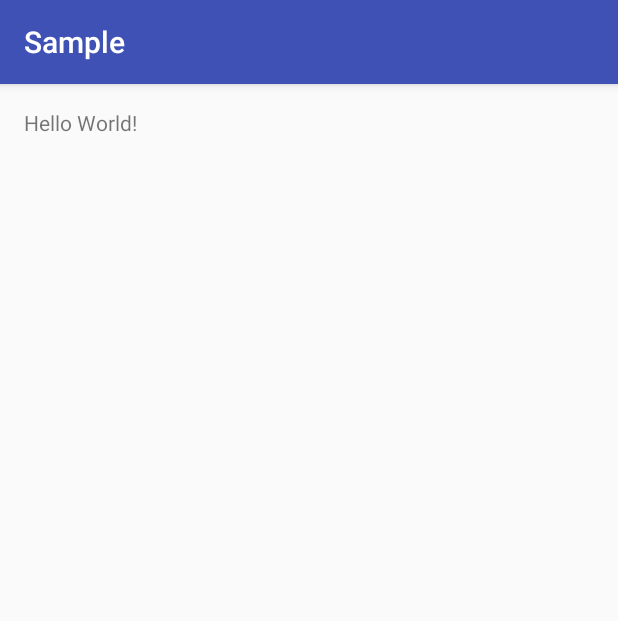
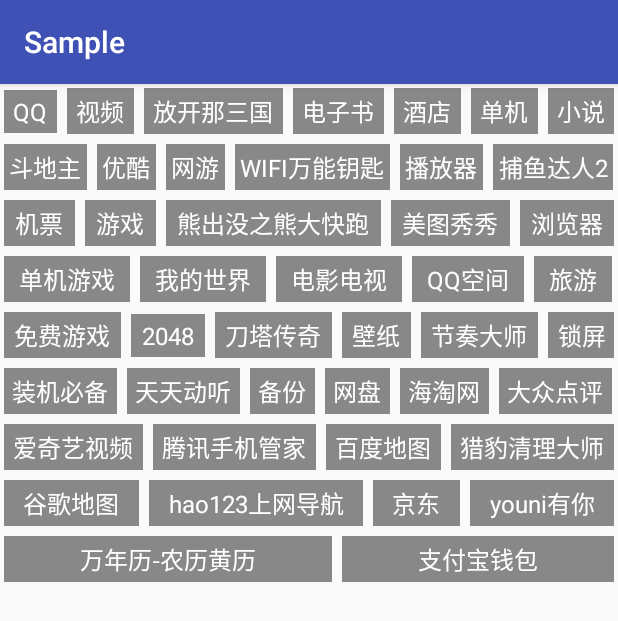
Before and after one commit to YPR2021/FlowLayout, an Android app: the screen it shows after launch (MainActivity), on a phone screen of 412 x 824 dp. Shown: the top 621 px of the screen. Run offline under Robolectric (Android 15) with nearby library versions, the phone set to English and light mode, and no system bars.

Commit message:
[init] 完成

```diff
--- /dev/null
+++ b/library/src/main/java/com/yangpeiru/flowlibrary/FlowLayout.java
@@ -0,0 +1,234 @@
+package com.yangpeiru.flowlibrary;
+
+import android.content.Context;
+import android.util.AttributeSet;
+import android.util.Log;
+import android.view.View;
+import android.view.ViewGroup;
+
+import java.util.ArrayList;
+import java.util.List;
+
+/**
+ * @项目名: FlowLayout
+ * @包名: com.yangpeiru.flowlibrary
+ * @文件名: FlowLayout
+ * @创建者: 杨沛儒
+ * @创建时间: 2015/11/27 18:12
+ * @描述: TODO:
+ */
+
+
+public class FlowLayout
+        extends ViewGroup
+{
+
+    private List<Line> mLines         = new ArrayList<>();//布局管理里的行
+    private int        mVerticalSpace = 15;//垂直的间隙,用于计算top的总高度
+
+    private Line mCurrentLine;//记录当前行
+    private int mHorizontalSpace = 15;//水平的间隙,用于创建新行的时候
+
+    public FlowLayout(Context context) {
+        this(context, null);
+    }
+
+    public FlowLayout(Context context, AttributeSet attrs) {
+        super(context, attrs);
+    }
+
+    public void setSpace(int horizontalSpace, int verticalSpace) {
+        this.mHorizontalSpace = horizontalSpace;
+        this.mVerticalSpace = verticalSpace;
+    }
+
+    @Override
+    protected void onMeasure(int widthMeasureSpec, int heightMeasureSpec) {
+        Log.d("Log", "开始测绘...");
+        //TODO 每addView一次就会触发重绘,就会触发ViewGroup的onMeasure方法,至少两次
+        //TODO google把onMeasure定义了:只有当测绘完成后才会调用测绘,在测绘期间请求的测绘都忽略.
+        //TODO addView多次就会运行多次onMeasure方法,会一直添加行,所以每次调用都要清空行
+        mLines.clear();
+        mCurrentLine = null;
+
+        int widthSelf = MeasureSpec.getSize(widthMeasureSpec);//拿到条目期望宽
+        //child的最大宽度计算:用父类的期望宽-paddingleft-paddingright
+        int childMaxWidth = widthSelf - getPaddingRight() - getPaddingLeft();
+
+        /**
+         * 测量孩子
+         * 1.拿到孩子的总个数
+         * 2.变量拿到每个孩子,每个孩子给一个希望值
+         * 3.添加进集合
+         */
+        int count = getChildCount();
+        for (int i = 0; i < count; i++) {
+            View child = getChildAt(i);
+
+            //如果孩子不显示,就continue
+            if (child.getVisibility() == View.GONE) {
+                continue;
+            }
+            measureChild(child, widthMeasureSpec, heightMeasureSpec);
+            //测一个孩子加一个数据
+            //判断如果一行都没有,就new一行
+            if (mCurrentLine == null) {
+
+                mCurrentLine = new Line(childMaxWidth, mHorizontalSpace);
+                //将line添加进布局中
+                mLines.add(mCurrentLine);
+                //将view添加到line中
+                mCurrentLine.addChild(child);
+            } else {
+                if (mCurrentLine.canAdd(child)) {
+                    mCurrentLine.addChild(child);
+                } else {
+                    //因为子控件宽度需要用到,所有把child的最大宽度放到方法外
+                    //换行
+                    mCurrentLine = new Line(childMaxWidth, mHorizontalSpace);
+                    //将line添加进布局中
+                    mLines.add(mCurrentLine);
+                    //将view添加到line中
+                    mCurrentLine.addChild(child);
+                }
+            }
+        }
+
+        /**
+         * 测量父类自己的宽高
+         * 1.宽就是期望宽
+         * 2.高=条目高+条目间的间隔,要判断是不是在第一条,第一条是没有间隔的
+         *
+         */
+        //因为子控件测量需要用到widthSelf,所有放到最上面
+        int heightSelf = getPaddingTop() + getPaddingBottom();
+        for (int i = 0; i < mLines.size(); i++) {
+            Line line = mLines.get(i);//拿到每行
+            heightSelf += line.mLineMaxHeight;
+
+            //当size为2的时候才走这个方法
+            if (i != mLines.size() - 1) {
+                heightSelf += mVerticalSpace;
+            }
+        }
+        setMeasuredDimension(widthSelf, heightSelf);
+//                super.onMeasure(widthMeasureSpec, heightMeasureSpec);
+    }
+
+    @Override
+    protected void onLayout(boolean changed, int l, int t, int r, int b) {
+
+        //测量line.用行来布局,每一行自己管理自己的布局,所以遍历行,创建布局方法(layou()),每行都调用一下
+        int top = getPaddingTop();
+        for (int i = 0; i < mLines.size(); i++) {
+            Line line = mLines.get(i);
+            line.layout(getPaddingLeft(), top);
+
+            top += mVerticalSpace + line.mLineMaxHeight;//为下一行记录top的值
+        }
+    }
+
+
+    private class Line {
+
+        //创建一行中子控件的集合
+        private List<View> mViews = new ArrayList<>();
+
+        private int mLineUsedWidth;//一行中已经使用的宽度
+        private int mLineMaxWidth;//一行中最大的宽度
+        private int mLineMaxHeight;//一行中最大的高度
+        private int mSpace;//控件键的间隙距离
+
+        public Line(int maxWidth, int space) {
+            this.mLineMaxWidth = maxWidth;
+            this.mSpace = space;
+        }
+
+        /**
+         * 用来判断是否可以添加子控件的方法
+         * @param view
+         * @return
+         */
+        private boolean canAdd(View view) {
+            //如果一个子控件都没有,一定要加进去,不然哪个条目都加不进去
+            if (mViews.size() == 0) {
+                return true;
+            }
+
+            int childWidth = view.getMeasuredWidth();
+            if (mLineUsedWidth + mSpace + childWidth <= mLineMaxWidth) {
+                return true;
+            }
+            return false;
+        }
+
+        /**
+         * 添加子控件的方法,在这之前先判断是否可以添加,用canAdd方法
+         * @param view
+         */
+        private void addChild(View view) {
+            int childWidth  = view.getMeasuredWidth();//子控件的宽
+            int childHeight = view.getMeasuredHeight();
+            //判断这行中有没有子控件
+            if (mViews.size() == 0) {
+                mLineUsedWidth = childWidth;//没有就赋值给使用的宽
+                mLineMaxHeight = childHeight;
+            } else {
+                mLineUsedWidth += childWidth + mSpace;
+
+                //行的高度决定在子控件中最高的高度
+                mLineMaxHeight = mLineMaxHeight > childHeight
+                                 ? mLineMaxHeight
+                                 : childHeight;
+            }
+            mViews.add(view);
+        }
+
+
+        /**
+         * 给行布局的方法
+         * @param left
+         * @param top
+         */
+        public void layout(int left, int top) {
+
+            //判断是否有多余的空间
+            int surplusWidth = mLineMaxWidth - mLineUsedWidth;
+            //计算每个子控件获得的平均值
+            int avgWidth = (int) (surplusWidth * 1f / mViews.size() + 0.5f);
+
+            for (int i = 0; i < mViews.size(); i++) {
+                View child = mViews.get(i);//获取每一行的子控件
+                //有子控件就有期望值
+                int childHeight = child.getMeasuredHeight();
+                int childWidth  = child.getMeasuredWidth();
+
+                //先不去布局,先期望子控件的宽高,有剩余的多给
+                if (avgWidth > 0) {
+                    //获得期望值,精确的
+                    int childWidthSpec = MeasureSpec.makeMeasureSpec(childWidth+avgWidth,
+                                                                     MeasureSpec.EXACTLY);
+                    int childHeightSpec = MeasureSpec.makeMeasureSpec(childHeight,
+                                                                      MeasureSpec.EXACTLY);
+                    //期望一下
+                    child.measure(childWidthSpec, childHeightSpec);
+
+                    //获得新的宽高
+                    childWidth = child.getMeasuredWidth();
+                    childHeight = child.getMeasuredHeight();
+                }
+
+                int l = left;
+//                int t = top;
+                int t = (int) (top + (mLineMaxHeight - childHeight) / 2f+0.5f);//这个是让孩子都居中,用于每个孩子大小不一致时
+                int r = l + childWidth;
+                int b = t + childHeight;
+                child.layout(l, t, r, b);
+
+                left += childWidth + mSpace;//为下一个child记录的left值
+            }
+        }
+    }
+
+
+}
--- a/sample/build.gradle
+++ b/sample/build.gradle
@@ -23,4 +23,5 @@ dependencies {
     compile fileTree(dir: 'libs', include: ['*.jar'])
     testCompile 'junit:junit:4.12'
     compile 'com.android.support:appcompat-v7:23.1.1'
+    compile project(':library')
 }
--- a/sample/src/main/java/com/yangpeiru/sample/MainActivity.java
+++ b/sample/src/main/java/com/yangpeiru/sample/MainActivity.java
@@ -1,16 +1,86 @@
 package com.yangpeiru.sample;
 
+import android.graphics.Color;
+import android.os.Bundle;
 import android.support.v7.app.AppCompatActivity;
-import android.os.Bundle;
+import android.view.Gravity;
+import android.widget.TextView;
+
+import com.yangpeiru.flowlibrary.FlowLayout;
 
 public class MainActivity
         extends AppCompatActivity
 {
+    private String[] mDatas = new String[]{"QQ",
+                                           "视频",
+                                           "放开那三国",
+                                           "电子书",
+                                           "酒店",
+                                           "单机",
+                                           "小说",
+                                           "斗地主",
+                                           "优酷",
+                                           "网游",
+                                           "WIFI万能钥匙",
+                                           "播放器",
+                                           "捕鱼达人2",
+                                           "机票",
+                                           "游戏",
+                                           "熊出没之熊大快跑",
+                                           "美图秀秀",
+                                           "浏览器",
+                                           "单机游戏",
+                                           "我的世界",
+                                           "电影电视",
+                                           "QQ空间",
+                                           "旅游",
+                                           "免费游戏",
+                                           "2048",
+                                           "刀塔传奇",
+                                           "壁纸",
+                                           "节奏大师",
+                                           "锁屏",
+                                           "装机必备",
+                                           "天天动听",
+                                           "备份",
+                                           "网盘",
+                                           "海淘网",
+                                           "大众点评",
+                                           "爱奇艺视频",
+                                           "腾讯手机管家",
+                                           "百度地图",
+                                           "猎豹清理大师",
+                                           "谷歌地图",
+                                           "hao123上网导航",
+                                           "京东",
+                                           "youni有你",
+                                           "万年历-农历黄历",
+                                           "支付宝钱包"};
+
+    private FlowLayout mFlowLayout;
 
     @Override
     protected void onCreate(Bundle savedInstanceState) {
         super.onCreate(savedInstanceState);
         setContentView(R.layout.activity_main);
 
+        mFlowLayout = (FlowLayout) findViewById(R.id.flowlayout);
+        mFlowLayout.setPadding(4,4,4,4);
+        mFlowLayout.setSpace(10,10);
+
+        //for循环设置每个条目
+        for (int i = 0; i < mDatas.length; i++) {
+            TextView view = new TextView(this);
+            view.setText(mDatas[i]);
+            view.setTextSize(16);
+            view.setGravity(Gravity.CENTER);
+            view.setTextColor(Color.WHITE);
+            view.setBackgroundColor(Color.GRAY);
+            view.setPadding(5, 5, 5, 5);
+            //TODO 每addView一次就会触发重绘,就会触发ViewGroup的onMeasure方法,至少两次
+            //TODO google把onMeasure定义了:只有当测绘完成后才会测绘,在测绘期间请求的测绘都忽略.
+            mFlowLayout.addView(view);
+        }
+
     }
 }
--- a/sample/src/main/res/layout/activity_main.xml
+++ b/sample/src/main/res/layout/activity_main.xml
@@ -1,17 +1,18 @@
 <?xml version="1.0" encoding="utf-8"?>
-<RelativeLayout
+<ScrollView
     xmlns:android="http://schemas.android.com/apk/res/android"
     xmlns:tools="http://schemas.android.com/tools"
     android:layout_width="match_parent"
     android:layout_height="match_parent"
-    android:paddingBottom="@dimen/activity_vertical_margin"
-    android:paddingLeft="@dimen/activity_horizontal_margin"
-    android:paddingRight="@dimen/activity_horizontal_margin"
-    android:paddingTop="@dimen/activity_vertical_margin"
+    android:fillViewport="true"
     tools:context="com.yangpeiru.sample.MainActivity">
+    <!--fillViewport为填充-->
 
-    <TextView
-        android:layout_width="wrap_content"
+
+    <com.yangpeiru.flowlibrary.FlowLayout
+        android:id="@+id/flowlayout"
+        android:layout_width="match_parent"
         android:layout_height="wrap_content"
-        android:text="Hello World!"/>
-</RelativeLayout>
+       />
+
+</ScrollView>
```
